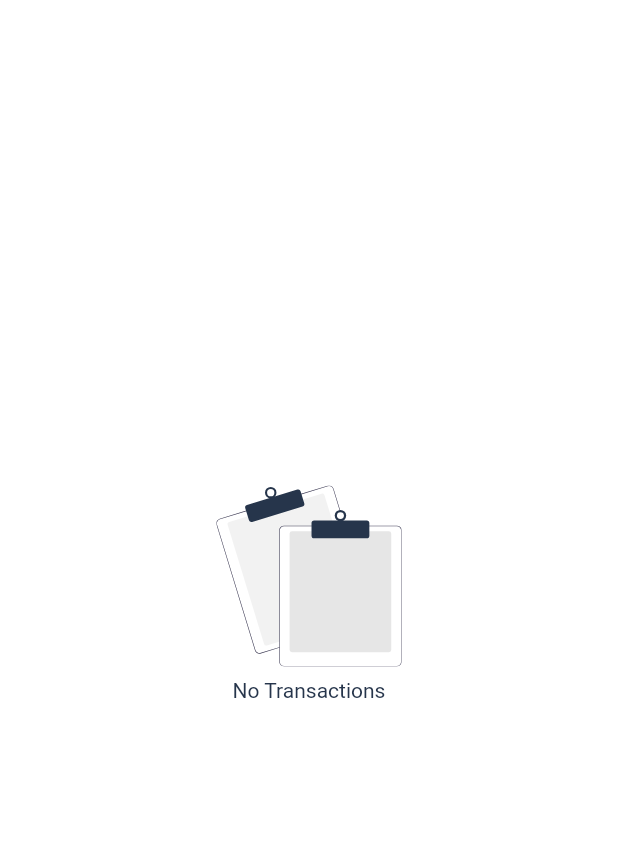
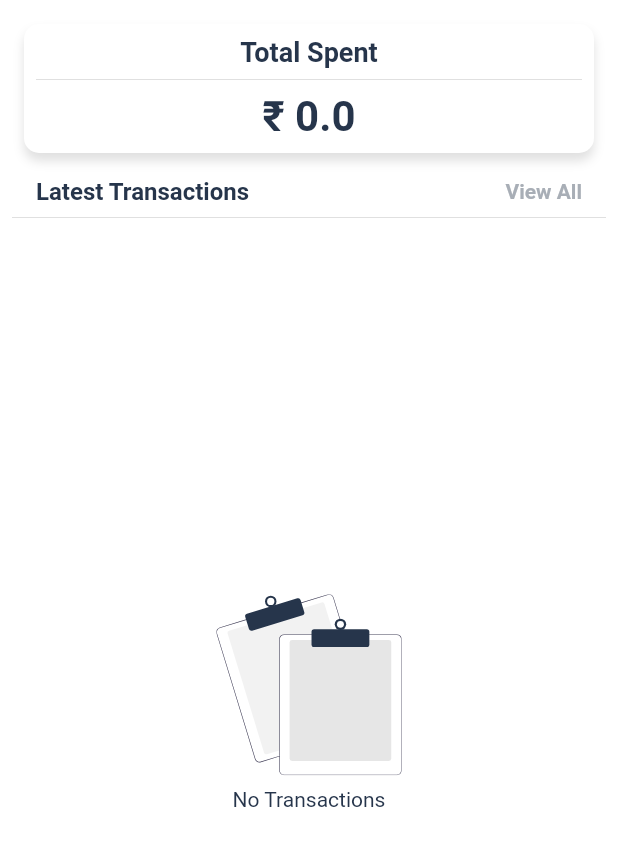
Before and after one commit to rijfas/payattubook, a Flutter app: the TransactionPage screen opened directly, on a phone screen of 412 x 824 dp. Shown: the top 846 px of the screen. Run offline on Flutter 3.47's test engine with Material 2 defaults, Android fonts, the light colour scheme and no system bars; our stand-ins replace awesome_notifications, bloc, cached_network_image, dot_navigation_bar, flutter_bloc, flutter_spinkit and 11 more; missing offline and left inert: qr_code_scanner; accounts and stored records are empty.

Commit message:
feat: first beta

```diff
--- a/lib/app.dart
+++ b/lib/app.dart
@@ -1,6 +1,7 @@
 import 'package:flutter/material.dart';
 import 'package:flutter_bloc/flutter_bloc.dart';
 import 'package:payattubook/logic/host_payattu/cubit/host_payattu_cubit.dart';
+import 'package:payattubook/logic/scan_qr/cubit/scan_qr_cubit.dart';
 import 'package:payattubook/logic/transactions/cubit/transactions_cubit.dart';
 
 import 'core/themes/app_theme.dart';
@@ -35,6 +36,9 @@ class App extends StatelessWidget {
         BlocProvider<HostPayattuCubit>(
           create: (_) => HostPayattuCubit(),
         ),
+        BlocProvider<ScanQrCubit>(
+          create: (_) => ScanQrCubit(),
+        ),
       ],
       child: MaterialApp(
         debugShowCheckedModeBanner: false,
--- a/lib/data/transactions/transaction.dart
+++ b/lib/data/transactions/transaction.dart
@@ -34,7 +34,7 @@ class Transaction {
     return Transaction(
       id: "${map['id']}",
       recipient: map['recipient'] ?? '',
-      date: DateTime.parse(map['date']),
+      date: DateTime.parse(map['created_at']),
       amount: map['amount']?.toDouble() ?? 0.0,
     );
   }
--- /dev/null
+++ b/lib/logic/scan_qr/cubit/scan_qr_cubit.dart
@@ -0,0 +1,38 @@
+import 'package:bloc/bloc.dart';
+import 'package:payattubook/core/utils/utils.dart';
+import 'package:payattubook/data/authentication/models/user.dart';
+
+part 'scan_qr_state.dart';
+
+class ScanQrCubit extends Cubit<ScanQrState> {
+  ScanQrCubit() : super(ScanQrInitial());
+
+  // void scanQr({required String code}) async {
+  //   emit(ScanQrLoading());
+  //   final response = await Utils.supabase
+  //       .from('profiles')
+  //       .select()
+  //       .eq('user', code)
+  //       .execute();
+  //   if (response.error != null) {
+  //     emit(ScanQrError(message: response.error!.message));
+  //   }
+  //   final user = User(
+  //       profileUrl: response.data[0]['profile_url'] ?? '',
+  //       fullName: response.data[0]['full_name'],
+  //       phoneNumber: response.data[0]['phone_number'],
+  //       address: response.data[0]['address']);
+  //   emit(ScanQrCompleted(user: user));
+  // }
+
+  // void addTransaction(
+  //     {required User user,
+  //     required String recipient,
+  //     required double amount}) async {
+  //   emit(ScanQrLoading());
+  //   final response =
+  //       await Utils.supabase.from('transactions').upsert({
+  //         'sender':
+  //       }).execute();
+  // }
+}
--- /dev/null
+++ b/lib/logic/scan_qr/cubit/scan_qr_state.dart
@@ -0,0 +1,23 @@
+part of 'scan_qr_cubit.dart';
+
+abstract class ScanQrState {}
+
+class ScanQrInitial extends ScanQrState {}
+
+class ScanQrLoading extends ScanQrState {}
+
+class ScanQrCompleted extends ScanQrState {
+  final String code;
+  ScanQrCompleted({required this.code});
+}
+
+class ScanQrError extends ScanQrState {
+  final String message;
+  ScanQrError({required this.message});
+}
+
+// class TransactionAdded extends ScanQrState {
+//   // final Payattu payattu;
+//   final double amount;
+//   TransactionAdded({required this.payattu, required this.amount});
+// }
--- a/lib/presentation/components/rounded_elevated_button.dart
+++ b/lib/presentation/components/rounded_elevated_button.dart
@@ -4,6 +4,7 @@ class RoundedElevatedButton extends StatelessWidget {
   const RoundedElevatedButton({
     Key? key,
     required this.child,
+    this.shrinkWrap = false,
     this.onPressed,
     this.color,
     this.borderRadius,
@@ -12,10 +13,11 @@ class RoundedElevatedButton extends StatelessWidget {
   final Widget child;
   final Color? color;
   final BorderRadiusGeometry? borderRadius;
+  final bool shrinkWrap;
   @override
   Widget build(BuildContext context) {
     return SizedBox(
-      width: double.infinity,
+      width: shrinkWrap ? null : double.infinity,
       child: ElevatedButton(
         style: ElevatedButton.styleFrom(
           primary: color,
--- a/lib/presentation/router/app_router.dart
+++ b/lib/presentation/router/app_router.dart
@@ -1,14 +1,15 @@
 import 'package:flutter/material.dart';
-import 'package:payattubook/presentation/screens/create_transaction_screen/create_transaction_screen.dart';
-import 'package:payattubook/presentation/screens/host_payattu_screen/host_payattu_screen.dart';
 
 import '../../core/exceptions/invalid_route_exception.dart';
 import '../screens/create_payattu_screen/create_payattu_screen.dart';
+import '../screens/create_transaction_screen/create_transaction_screen.dart';
 import '../screens/dashboard_screen/dashboard_screen.dart';
 import '../screens/edit_profile_screen/edit_profile_screen.dart';
+import '../screens/host_payattu_screen/host_payattu_screen.dart';
 import '../screens/notifications_screen/payatt_list_screen.dart';
 import '../screens/onboarding_screen/onboarding_screen.dart';
 import '../screens/profile_screen/profile_screen.dart';
+import '../screens/scan_qr_screen/scan_qr_screen.dart';
 import '../screens/sign_in_screen/sign_in_screen.dart';
 import '../screens/sign_up_screen/sign_up_screen.dart';
 import '../screens/splash_screen/splash_screen.dart';
@@ -29,6 +30,7 @@ class AppRouter {
   static const transactionsScreen = 'transactions-screen';
   static const createTransactionScreen = 'create-transaction-screen';
   static const hostPayattuScreen = 'host-payattu-screen';
+  static const scanQrScreen = 'scan-qr-screen';
 
   static Route onGenerateRoute(RouteSettings routeSettings) {
     switch (routeSettings.name) {
@@ -57,6 +59,8 @@ class AppRouter {
             builder: (_) => const CreateTransactionScreen());
       case hostPayattuScreen:
         return MaterialPageRoute(builder: (_) => const HostPayattuScreen());
+      case scanQrScreen:
+        return MaterialPageRoute(builder: (_) => const ScanQrScreen());
       default:
         throw InvalidRouteException(
             "invalid route reached : ${routeSettings.name}");
--- a/lib/presentation/screens/dashboard_screen/pages/transactions_page/transactions_page.dart
+++ b/lib/presentation/screens/dashboard_screen/pages/transactions_page/transactions_page.dart
@@ -42,19 +42,7 @@ class _TransactionPageState extends State<TransactionPage> {
         padding: DefaultWidgets.padding,
         child: SizedBox(
             height: size.height - kToolbarHeight,
-          child: BlocBuilder<TransactionsCubit, TransactionsState>(
-            builder: (context, state) {
-              if (state is TransactionsLoadingCompleted) {
-                if (state.transactions.isEmpty) {
-                  return Column(
-                      mainAxisAlignment: MainAxisAlignment.center,
-                      crossAxisAlignment: CrossAxisAlignment.center,
-                      children: const [
-                        SizedBox(width: double.infinity),
-                        DeafultEmptyWidget(message: 'No Transactions')
-                      ]);
-                }
-                return Column(
+            child: Column(
               children: [
                 DefaultShadedContainer(
                   child: Padding(
@@ -67,13 +55,27 @@ class _TransactionPageState extends State<TransactionPage> {
                               fontSize: 18.0, fontWeight: FontWeight.bold),
                         ),
                         const Divider(),
-                            Text(
+                        BlocBuilder<TransactionsCubit, TransactionsState>(
+                          builder: (context, state) {
+                            if (state is TransactionsLoadingCompleted) {
+                              return Text(
                                 '₹ ${state.totalAmount}',
                                 style: const TextStyle(
                                   fontSize: 28.0,
                                   fontWeight: FontWeight.bold,
                                 ),
-                            )
+                              );
+                            }
+
+                            return const Text(
+                              '₹ 0.0',
+                              style: TextStyle(
+                                fontSize: 28.0,
+                                fontWeight: FontWeight.bold,
+                              ),
+                            );
+                          },
+                        ),
                       ],
                     ),
                   ),
@@ -91,7 +93,7 @@ class _TransactionPageState extends State<TransactionPage> {
                       ),
                       InkWell(
                         onTap: () => Navigator.of(context)
-                                .pushNamed(AppRouter.hostPayattuScreen),
+                            .pushNamed(AppRouter.transactionsScreen),
                         child: const Text(
                           'View All',
                           style: TextStyle(
@@ -105,19 +107,30 @@ class _TransactionPageState extends State<TransactionPage> {
                 ),
                 const Divider(),
                 Expanded(
-                      child: ListView.builder(
+                  child: BlocBuilder<TransactionsCubit, TransactionsState>(
+                    builder: (context, state) {
+                      if (state is TransactionsLoadingCompleted) {
+                        if (state.transactions.isEmpty) {
+                          return Column(
+                              mainAxisAlignment: MainAxisAlignment.center,
+                              crossAxisAlignment: CrossAxisAlignment.center,
+                              children: const [
+                                SizedBox(width: double.infinity),
+                                DeafultEmptyWidget(message: 'No Transactions')
+                              ]);
+                        }
+                        return ListView.builder(
                           itemCount: state.transactions.length,
                           itemBuilder: (context, index) => TransactionTile(
                               transaction: state.transactions[index]),
-                      ),
-                    ),
-                  ],
                         );
                       }
                       return const CircularProgressIndicator();
                     },
                   ),
                 ),
+              ],
+            )),
       ),
     );
   }
--- a/pubspec.yaml
+++ b/pubspec.yaml
@@ -55,6 +55,7 @@ dependencies:
   uuid: ^3.0.5
   dot_navigation_bar: ^1.0.1+3
   qr_flutter: ^4.0.0
+  qr_code_scanner: ^0.6.1
 
 dev_dependencies:
   flutter_test:
```
Also changed, not shown: lib/logic/discover_payattu/cubit/discover_payattu_cubit.dart (+8 -1 lines), lib/presentation/screens/dashboard_screen/dashboard_screen.dart (+15 -15 lines), lib/presentation/screens/profile_screen/profile_screen.dart (+25 -0 lines), lib/presentation/screens/scan_qr_screen/scan_qr_screen.dart (added, +82 -0 lines), pubspec.lock. Lines whose indentation alone changed are shown as unchanged.
